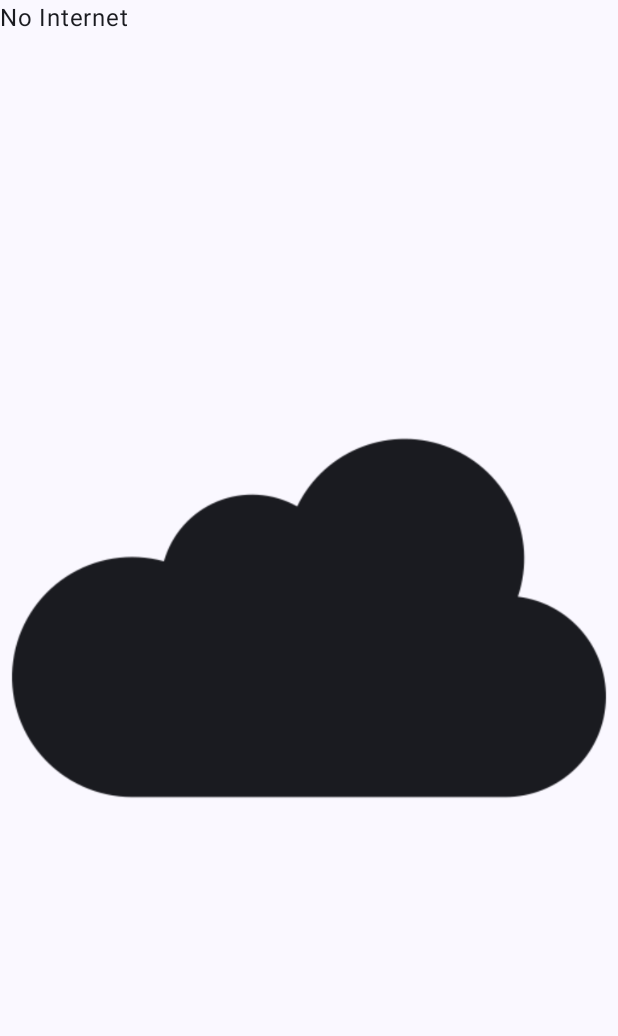
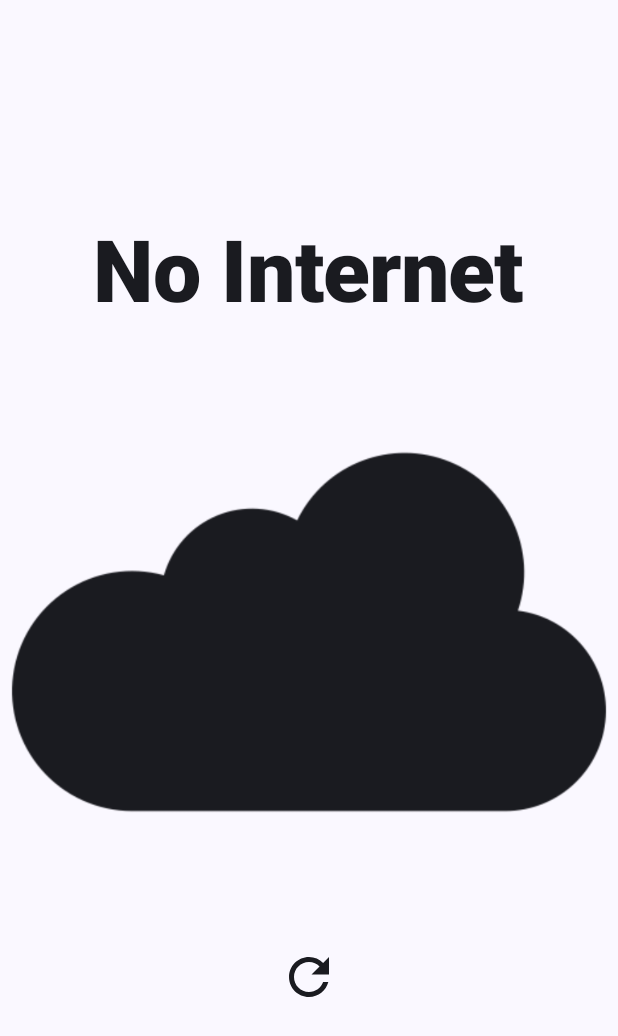
Before and after one commit to NathImpact/weather-app, an Android app built with Jetpack Compose: the NoInternetScreen screen opened through its navigation route, on a phone screen of 412 x 824 dp. Shown: the top 1036 px of the screen. Run offline under Robolectric (Android 15) with nearby library versions, the phone set to English and light mode, and no system bars.

Commit message:
Handle no internet screen  + various miscellaneous

```diff
--- a/app/src/main/java/com/example/weatherapp/Utils.kt
+++ b/app/src/main/java/com/example/weatherapp/Utils.kt
@@ -3,39 +3,20 @@ package com.example.weatherapp
 import android.content.Context
 import android.net.ConnectivityManager
 import android.net.NetworkCapabilities
-import android.os.Build
 import com.example.weatherapp.data.Connector
 
 object Utils {
     val connector = Connector()
 
     fun isInternetAvailable(context: Context): Boolean {
-        var result = false
-        val connectivityManager =
-            context.getSystemService(Context.CONNECTIVITY_SERVICE) as ConnectivityManager
-        if (Build.VERSION.SDK_INT >= Build.VERSION_CODES.M) {
-            val networkCapabilities = connectivityManager.activeNetwork ?: return false
-            val actNw =
-                connectivityManager.getNetworkCapabilities(networkCapabilities) ?: return false
-            result = when {
+        val connectivityManager = context.getSystemService(Context.CONNECTIVITY_SERVICE) as ConnectivityManager
+        val networkCapabilities = connectivityManager.activeNetwork ?: return false
+        val actNw = connectivityManager.getNetworkCapabilities(networkCapabilities) ?: return false
+        return when {
                 actNw.hasTransport(NetworkCapabilities.TRANSPORT_WIFI) -> true
                 actNw.hasTransport(NetworkCapabilities.TRANSPORT_CELLULAR) -> true
                 actNw.hasTransport(NetworkCapabilities.TRANSPORT_ETHERNET) -> true
                 else -> false
             }
-        } else {
-            connectivityManager.run {
-                connectivityManager.activeNetworkInfo?.run {
-                    result = when (type) {
-                        ConnectivityManager.TYPE_WIFI -> true
-                        ConnectivityManager.TYPE_MOBILE -> true
-                        ConnectivityManager.TYPE_ETHERNET -> true
-                        else -> false
-                    }
-
-                }
-            }
-        }
-        return result
     }
 }
--- a/app/src/main/java/com/example/weatherapp/WeatherScreen.kt
+++ b/app/src/main/java/com/example/weatherapp/WeatherScreen.kt
@@ -1,29 +1,26 @@
 package com.example.weatherapp
 
-import androidx.compose.foundation.layout.fillMaxSize
 import androidx.compose.foundation.layout.fillMaxWidth
-import androidx.compose.material3.Icon
 import androidx.compose.material3.Surface
-import androidx.compose.material3.Text
 import androidx.compose.runtime.Composable
 import androidx.compose.runtime.mutableStateListOf
 import androidx.compose.runtime.snapshots.SnapshotStateList
 import androidx.compose.ui.Modifier
 import androidx.compose.ui.platform.LocalContext
-import androidx.compose.ui.res.painterResource
 import androidx.navigation.NavHostController
 import androidx.navigation.compose.NavHost
 import androidx.navigation.compose.composable
 import androidx.navigation.compose.rememberNavController
 import com.example.weatherapp.Utils.isInternetAvailable
 import com.example.weatherapp.data.City
-import com.example.weatherapp.ui.CityMainSurface
+import com.example.weatherapp.ui.CityChooserScreen
 import com.example.weatherapp.ui.HomeScreen
+import com.example.weatherapp.ui.NoInternetScreen
 
-enum class WeatherScreen(val title: String) {
-    HOME("Home"),
-    CITY("City"),
-    NO_INTERNET("No Internet")
+enum class WeatherScreen {
+    HOME,
+    CITY,
+    NO_INTERNET
 }
 
 val cities = mutableStateListOf<City>()
@@ -42,13 +39,10 @@ fun WeatherApp(
                 HomeScreen(cities, navController)
             }
             composable(route = WeatherScreen.CITY.name) {
-                CityMainSurface(onCitySelected = { onCityAdded(it, navController, cities) })
+                CityChooserScreen(onCitySelected = { onCityAdded(it, navController, cities) })
             }
             composable(route = WeatherScreen.NO_INTERNET.name) {
-                Surface(modifier = Modifier.fillMaxSize()) {
-                    Text("No Internet")
-                    Icon(painterResource(R.drawable.no_internet), null)
-                }
+                NoInternetScreen(onReloadClick = { if (it) navController.navigate(WeatherScreen.HOME.name) })
             }
         }
     }
--- a/app/src/main/java/com/example/weatherapp/ui/CityChooser.kt
+++ b/app/src/main/java/com/example/weatherapp/ui/CityChooser.kt
@@ -8,7 +8,6 @@ import androidx.compose.foundation.layout.fillMaxWidth
 import androidx.compose.foundation.layout.padding
 import androidx.compose.material3.MaterialTheme
 import androidx.compose.material3.OutlinedTextField
-import androidx.compose.material3.Surface
 import androidx.compose.material3.Text
 import androidx.compose.runtime.*
 import androidx.compose.ui.Alignment
@@ -20,8 +19,7 @@ import kotlinx.coroutines.Dispatchers
 import kotlinx.coroutines.withContext
 
 @Composable
-fun CityMainSurface(onCitySelected: (City)-> Unit, modifier: Modifier = Modifier) {
-    Surface {
+fun CityChooserScreen(onCitySelected: (City)-> Unit, modifier: Modifier = Modifier) {
     var cityName by remember { mutableStateOf("") }
     var searchResults by remember { mutableStateOf<List<City>>(emptyList()) }
 
@@ -58,4 +56,3 @@ fun CityMainSurface(onCitySelected: (City)-> Unit, modifier: Modifier = Modifier
         }
     }
 }
-}
--- a/app/src/main/java/com/example/weatherapp/ui/CityForecast.kt
+++ b/app/src/main/java/com/example/weatherapp/ui/CityForecast.kt
@@ -27,7 +27,7 @@ fun CityForecast(
         DailyForecast(
             city.weatherData.days,
             modifier
-                .padding()
+                .padding(horizontal = 5.dp)
                 .background(
                     Color(0x337EAFE0),
                     RoundedCornerShape(15.dp)
--- a/app/src/main/java/com/example/weatherapp/ui/HomeScreen.kt
+++ b/app/src/main/java/com/example/weatherapp/ui/HomeScreen.kt
@@ -5,7 +5,9 @@ import androidx.compose.foundation.background
 import androidx.compose.foundation.layout.*
 import androidx.compose.foundation.pager.HorizontalPager
 import androidx.compose.foundation.pager.rememberPagerState
+import androidx.compose.foundation.rememberScrollState
 import androidx.compose.foundation.shape.CircleShape
+import androidx.compose.foundation.verticalScroll
 import androidx.compose.material.icons.Icons
 import androidx.compose.material.icons.filled.AddCircle
 import androidx.compose.material3.Icon
@@ -31,7 +33,8 @@ fun HomeScreen(
         floatingActionButton = { AddCityButton { navController.navigate(WeatherScreen.CITY.name) } }
     ) { innerPadding ->
         val pagerState = rememberPagerState(pageCount = { cities.size })
-        Column {
+        val state = rememberScrollState()
+        Column(Modifier.verticalScroll(state)) {
             HorizontalPager(
                 state  = pagerState,
                 modifier = Modifier.padding(innerPadding)
@@ -39,7 +42,7 @@ fun HomeScreen(
                 if (cities.isNotEmpty()) CityForecast(cities[it])
             }
             Row(
-                Modifier.padding(bottom = 8.dp).fillMaxSize(),
+                Modifier.padding(vertical = 10.dp).fillMaxSize(),
                 horizontalArrangement = Arrangement.Center,
                 verticalAlignment = Alignment.Bottom
             ) {
--- /dev/null
+++ b/app/src/main/java/com/example/weatherapp/ui/NoInternetScreen.kt
@@ -0,0 +1,39 @@
+package com.example.weatherapp.ui
+
+import androidx.compose.foundation.layout.Arrangement
+import androidx.compose.foundation.layout.Column
+import androidx.compose.foundation.layout.fillMaxSize
+import androidx.compose.foundation.layout.size
+import androidx.compose.material.icons.Icons
+import androidx.compose.material.icons.filled.Refresh
+import androidx.compose.material3.Icon
+import androidx.compose.material3.IconButton
+import androidx.compose.material3.MaterialTheme
+import androidx.compose.material3.Text
+import androidx.compose.runtime.Composable
+import androidx.compose.ui.Alignment
+import androidx.compose.ui.Modifier
+import androidx.compose.ui.platform.LocalContext
+import androidx.compose.ui.res.painterResource
+import androidx.compose.ui.text.font.FontWeight
+import androidx.compose.ui.unit.dp
+import com.example.weatherapp.R
+import com.example.weatherapp.Utils
+
+@Composable
+fun NoInternetScreen(onReloadClick: (Boolean) -> Unit) {
+    Column(
+        modifier = Modifier.fillMaxSize(),
+        verticalArrangement = Arrangement.Center,
+        horizontalAlignment = Alignment.CenterHorizontally
+    ) {
+        val context = LocalContext.current
+        Text("No Internet", style = MaterialTheme.typography.displayLarge.copy(fontWeight = FontWeight.ExtraBold))
+        Icon(painterResource(R.drawable.no_internet), "noInternetIcon")
+        IconButton(
+            onClick = { onReloadClick(Utils.isInternetAvailable(context)) }
+        ) {
+            Icon(Icons.Filled.Refresh, null, modifier = Modifier.size(150.dp))
+        }
+    }
+}
```
Also changed, not shown: app/src/main/java/com/example/weatherapp/ui/DailyForecast.kt (+6 -7 lines). Lines whose indentation alone changed are shown as unchanged.
